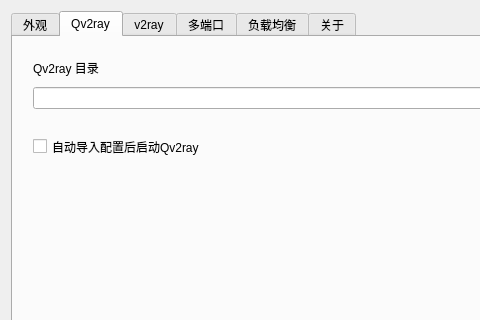
cangyin/PQv2ray, file ui/settings.ui: the form before one commit; both pictures show x 0 to 480 and y 0 to 320 of the 908 by 679 pixel window.
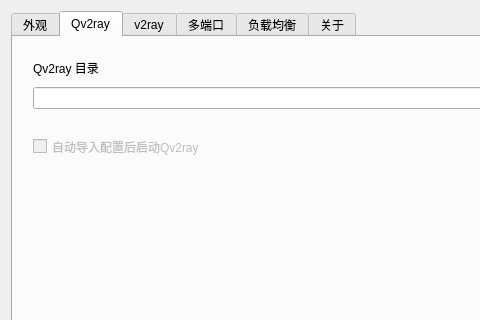
The form after the commit. The open tabs and pages were chosen to show the change. Icons and pictures are not drawn.

```diff
--- a/ui/settings.ui
+++ b/ui/settings.ui
@@ -279,6 +279,9 @@
        <string>Qv2ray</string>
       </attribute>
       <widget class="QCheckBox" name="chkAutoStartQv2ray">
+       <property name="enabled">
+        <bool>false</bool>
+       </property>
        <property name="geometry">
         <rect>
          <x>20</x>
```
